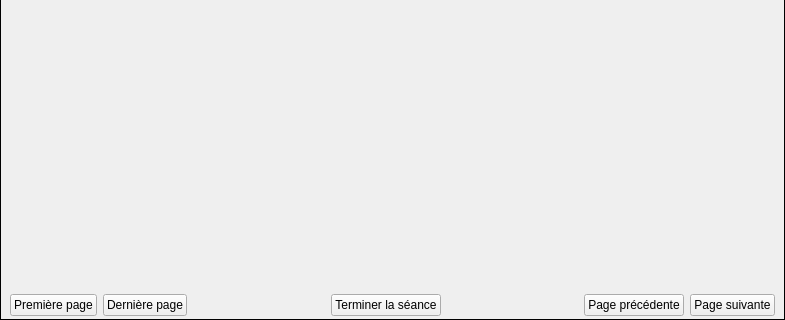
oktal/bodeasy, file src/sessionframe.ui: the form before one commit; both pictures show x 0 to 785 and y 180 to 500 of the 785 by 500 pixel window.
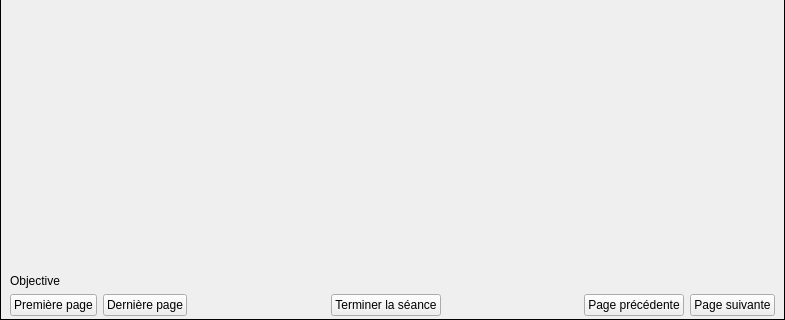
The form after the commit. Icons and pictures are not drawn.

Commit message: added Objective label on sessionframe

Patch:
```diff
--- a/src/sessionframe.ui
+++ b/src/sessionframe.ui
@@ -39,6 +39,13 @@
      </property>
     </widget>
    </item>
+   <item>
+    <widget class="QLabel" name="lblObjective">
+     <property name="text">
+      <string>Objective</string>
+     </property>
+    </widget>
+   </item>
    <item>
     <layout class="QHBoxLayout" name="horizontalLayout">
      <item>
```
